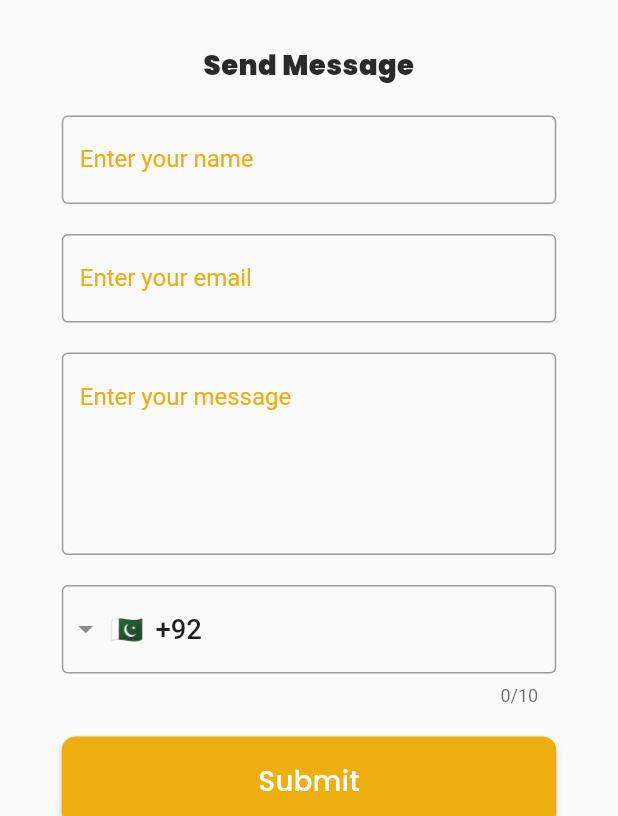
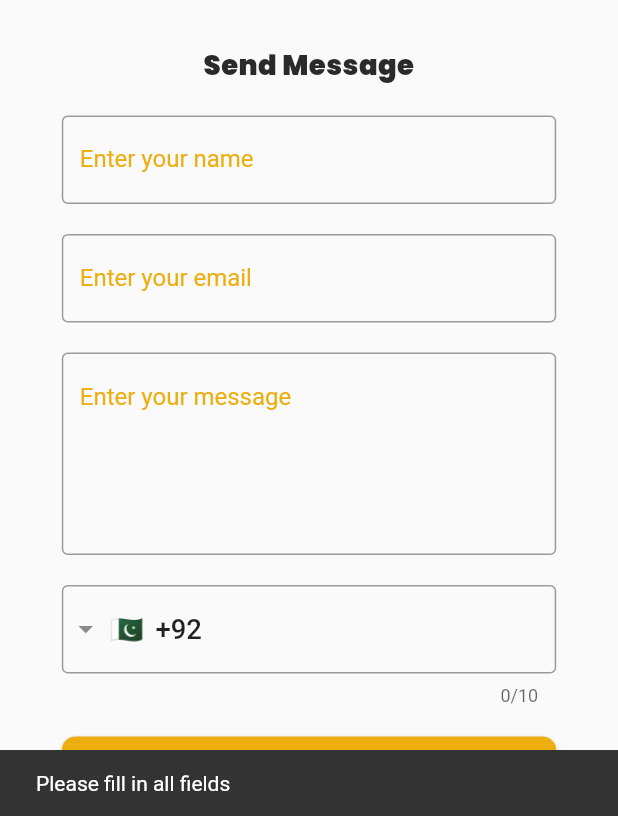
Before and after one commit to abdullah517/EasyRider, a Flutter app: the ContactUsPage screen opened directly, after a tap on "Submit", on a phone screen of 412 x 824 dp, the part 420-1236 px from its top. Run offline on Flutter 3.47's test engine with Material 3 defaults, Android fonts, the phone set to English and light mode, and no system bars; drawn by our look-alikes of intl_phone_field; our stand-ins replace camera, cloud_firestore, firebase_auth, firebase_core, firebase_database, firebase_messaging and 13 more; missing offline and left inert: cnic_scanner, email_otp, flutter_geofire, flutter_polyline_points, mailer, maps_toolkit; accounts and stored records are empty; project files that could hold a hidden picture were left out.

Commit message:
Some Updates

```diff
--- a/lib/sidemenupages/contactus.dart
+++ b/lib/sidemenupages/contactus.dart
@@ -1,6 +1,8 @@
 import 'package:flutter/material.dart';
 import 'package:flutter_screenutil/flutter_screenutil.dart';
 import 'package:intl_phone_field/intl_phone_field.dart';
+import 'package:mailer/mailer.dart';
+import 'package:mailer/smtp_server.dart';
 import 'package:ridemate/utils/appcolors.dart';
 import 'package:ridemate/view/Authentication/components/customappbar.dart';
 import 'package:ridemate/widgets/custombutton.dart';
@@ -10,7 +12,6 @@ class ContactUsPage extends StatefulWidget {
   const ContactUsPage({Key? key}) : super(key: key);
 
   @override
-  // ignore: library_private_types_in_public_api
   _ContactUsPageState createState() => _ContactUsPageState();
 }
 
@@ -22,12 +23,118 @@ class _ContactUsPageState extends State<ContactUsPage> {
 
   @override
   void dispose() {
-    // Clean up the controllers when the widget is disposed
     _messageController.dispose();
     _nameController.dispose();
     _emailController.dispose();
     _phoneNumberController.dispose();
     super.dispose();
+  }
+
+  Future<void> sendEmail() async {
+    final String name = _nameController.text;
+    final String email = _emailController.text;
+    final String message = _messageController.text;
+    final String phoneNumber = _phoneNumberController.text;
+
+    // Configure the SMTP server
+    String username =
+        'muhammadabdurrehman516@gmail.com'; // Replace with your email
+    String password = 'dvlpsewyaqgckrck'; // Replace with your email password
+
+    final smtpServer =
+        gmail(username, password); // Use the appropriate SMTP server
+
+    final emailMessage = Message()
+      ..from = Address(username, 'Easy Rider')
+      ..recipients.add('muhammadabdurrehman516@gmail.com')
+      ..subject = 'Easy Rider Contact Us'
+      ..text =
+          'Name: $name\nEmail: $email\nMessage: $message\nPhone: $phoneNumber';
+
+    try {
+      final sendReport = await send(emailMessage, smtpServer);
+      _showSuccessDialog();
+      print('Message sent: ' + sendReport.toString());
+    } catch (e) {
+      _showFailureDialog(e.toString());
+      print('Message not sent. Error: $e');
+    }
+  }
+
+  void _showSuccessDialog() {
+    showDialog(
+      context: context,
+      builder: (BuildContext context) {
+        return AlertDialog(
+          title: const Row(
+            children: [
+              Icon(Icons.check_circle, color: Colors.green),
+              SizedBox(width: 10), // Add some spacing between the icon and text
+              Text('Success'),
+            ],
+          ),
+          content: const Text('Email sent successfully'),
+          actions: [
+            TextButton(
+              child: const Text('OK'),
+              onPressed: () {
+                Navigator.of(context).pop();
+              },
+            ),
+          ],
+        );
+      },
+    );
+  }
+
+  void _showFailureDialog(String error) {
+    showDialog(
+      context: context,
+      builder: (BuildContext context) {
+        return AlertDialog(
+          title: const Row(
+            children: [
+              Icon(Icons.error, color: Colors.red),
+              SizedBox(width: 10), // Add some spacing between the icon and text
+              Text('Failure'),
+            ],
+          ),
+          content: Text('Failed to send email: $error'),
+          actions: [
+            TextButton(
+              child: const Text('OK'),
+              onPressed: () {
+                Navigator.of(context).pop();
+              },
+            ),
+          ],
+        );
+      },
+    );
+  }
+
+  void _validateAndSendEmail() {
+    if (_nameController.text.isEmpty ||
+        _emailController.text.isEmpty ||
+        _messageController.text.isEmpty ||
+        _phoneNumberController.text.isEmpty) {
+      ScaffoldMessenger.of(context).showSnackBar(
+        const SnackBar(content: Text('Please fill in all fields')),
+      );
+    } else if (!_isValidEmail(_emailController.text)) {
+      ScaffoldMessenger.of(context).showSnackBar(
+        const SnackBar(content: Text('Please enter a valid email address')),
+      );
+    } else {
+      sendEmail();
+    }
+  }
+
+  bool _isValidEmail(String email) {
+    final RegExp regex = RegExp(
+      r'^[a-zA-Z0-9._%+-]+@[a-zA-Z0-9.-]+\.[a-zA-Z]{2,}$',
+    );
+    return regex.hasMatch(email);
   }
 
   @override
@@ -83,25 +190,23 @@ class _ContactUsPageState extends State<ContactUsPage> {
                     color: Appcolors.contentPrimary,
                   ),
                   const SizedBox(height: 20),
-                  const TextField(
-                    cursorColor:
-                        Appcolors.primaryColor, // Change cursor color here
-                    decoration: InputDecoration(
+                  TextFormField(
+                    controller: _nameController,
+                    cursorColor: Appcolors.primaryColor,
+                    decoration: const InputDecoration(
                       border: OutlineInputBorder(),
                       focusedBorder: OutlineInputBorder(
                         borderSide: BorderSide(color: Appcolors.primaryColor),
                       ),
                       labelText: 'Enter your name',
-                      labelStyle: TextStyle(
-                          color: Appcolors
-                              .primaryColor), // Use custom color from Appcolors
+                      labelStyle: TextStyle(color: Appcolors.primaryColor),
                     ),
                   ),
                   const SizedBox(height: 20),
-                  const TextField(
-                    cursorColor:
-                        Appcolors.primaryColor, // Change cursor color here
-                    decoration: InputDecoration(
+                  TextFormField(
+                    controller: _emailController,
+                    cursorColor: Appcolors.primaryColor,
+                    decoration: const InputDecoration(
                       border: OutlineInputBorder(),
                       focusedBorder: OutlineInputBorder(
                         borderSide: BorderSide(color: Appcolors.primaryColor),
@@ -111,21 +216,18 @@ class _ContactUsPageState extends State<ContactUsPage> {
                     ),
                   ),
                   const SizedBox(height: 20),
-                  const TextField(
+                  TextFormField(
+                    controller: _messageController,
                     cursorColor: Appcolors.primaryColor,
-                    maxLines: 5, // Set maxLines to null for unlimited lines
-                    decoration: InputDecoration(
+                    maxLines: 5,
+                    decoration: const InputDecoration(
                       border: OutlineInputBorder(),
                       focusedBorder: OutlineInputBorder(
                         borderSide: BorderSide(color: Appcolors.primaryColor),
                       ),
                       hintText: 'Enter your message',
-                      hintStyle: TextStyle(
-                          color: Appcolors
-                              .primaryColor), // Change hint text color here
-                      labelStyle: TextStyle(
-                          color: Appcolors
-                              .primaryColor), // Change label text color here
+                      hintStyle: TextStyle(color: Appcolors.primaryColor),
+                      labelStyle: TextStyle(color: Appcolors.primaryColor),
                     ),
                   ),
                   const SizedBox(height: 20),
@@ -135,10 +237,8 @@ class _ContactUsPageState extends State<ContactUsPage> {
                     dropdownTextStyle: TextStyle(
                       fontSize: 16.sp,
                       fontWeight: FontWeight.w500,
-                      //color: Appcolors.primaryColor
                     ),
                     decoration: const InputDecoration(
-                      //labelText: 'Phone Number',
                       labelStyle: TextStyle(
                         color: Appcolors.primaryColor,
                       ),
@@ -150,9 +250,7 @@ class _ContactUsPageState extends State<ContactUsPage> {
                       ),
                     ),
                     initialCountryCode: 'PK',
-                    onChanged: (phone) {
-                      //print(phone.completeNumber);
-                    },
+                    onChanged: (phone) {},
                   ),
                   const SizedBox(height: 20),
                   Custombutton(
@@ -162,9 +260,7 @@ class _ContactUsPageState extends State<ContactUsPage> {
                     width: double.infinity,
                     fontWeight: FontWeight.w500,
                     borderRadius: 8,
-                    ontap: () {
-                      // Handle submission here
-                    },
+                    ontap: _validateAndSendEmail,
                   ),
                 ],
               ),
--- a/pubspec.yaml
+++ b/pubspec.yaml
@@ -65,6 +65,8 @@ dependencies:
   url_launcher: ^6.2.4
   flutter_rating_stars: ^1.0.3+4
   email_otp: ^2.1.2
+  mailer: ^6.1.0
+  flutter_email_sender: ^6.0.3
 
 
 
```
Also changed, not shown: pubspec.lock, 1 other file.
